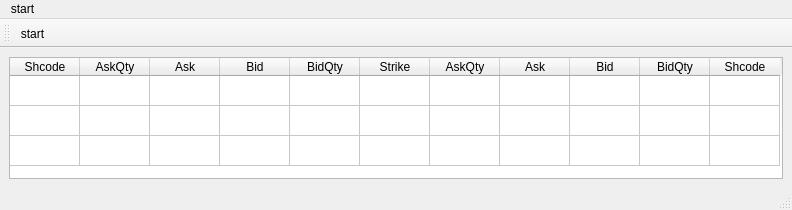
Above: zerooptionviewer.ui from QuantTraderEd/AQTrader before the change. Below: the same form after it.
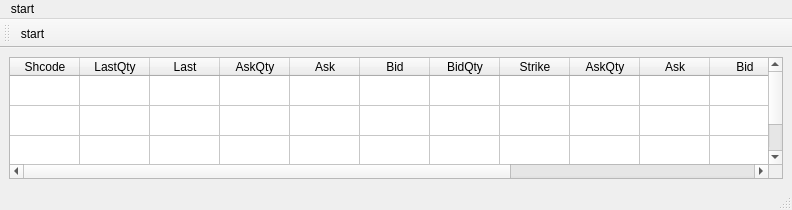
That is the form after the change.

Commit message: add lastprice, lastqty, expectprice

What changed in the file:
```diff
--- a/zerooptionviewer.ui
+++ b/zerooptionviewer.ui
@@ -39,7 +39,7 @@
        <number>3</number>
       </property>
       <property name="columnCount">
-       <number>11</number>
+       <number>15</number>
       </property>
       <attribute name="horizontalHeaderVisible">
        <bool>true</bool>
@@ -67,6 +67,22 @@
         <set>AlignHCenter|AlignVCenter|AlignCenter</set>
        </property>
       </column>
+      <column>
+       <property name="text">
+        <string>LastQty</string>
+       </property>
+       <property name="textAlignment">
+        <set>AlignHCenter|AlignVCenter|AlignCenter</set>
+       </property>
+      </column>
+      <column>
+       <property name="text">
+        <string>Last</string>
+       </property>
+       <property name="textAlignment">
+        <set>AlignHCenter|AlignVCenter|AlignCenter</set>
+       </property>
+      </column>
       <column>
        <property name="text">
         <string>AskQty</string>
@@ -139,6 +155,22 @@
         <set>AlignHCenter|AlignVCenter|AlignCenter</set>
        </property>
       </column>
+      <column>
+       <property name="text">
+        <string>Last</string>
+       </property>
+       <property name="textAlignment">
+        <set>AlignHCenter|AlignVCenter|AlignCenter</set>
+       </property>
+      </column>
+      <column>
+       <property name="text">
+        <string>LastQty</string>
+       </property>
+       <property name="textAlignment">
+        <set>AlignHCenter|AlignVCenter|AlignCenter</set>
+       </property>
+      </column>
       <column>
        <property name="text">
         <string>Shcode</string>
```
The commit also changes 2 other files.
